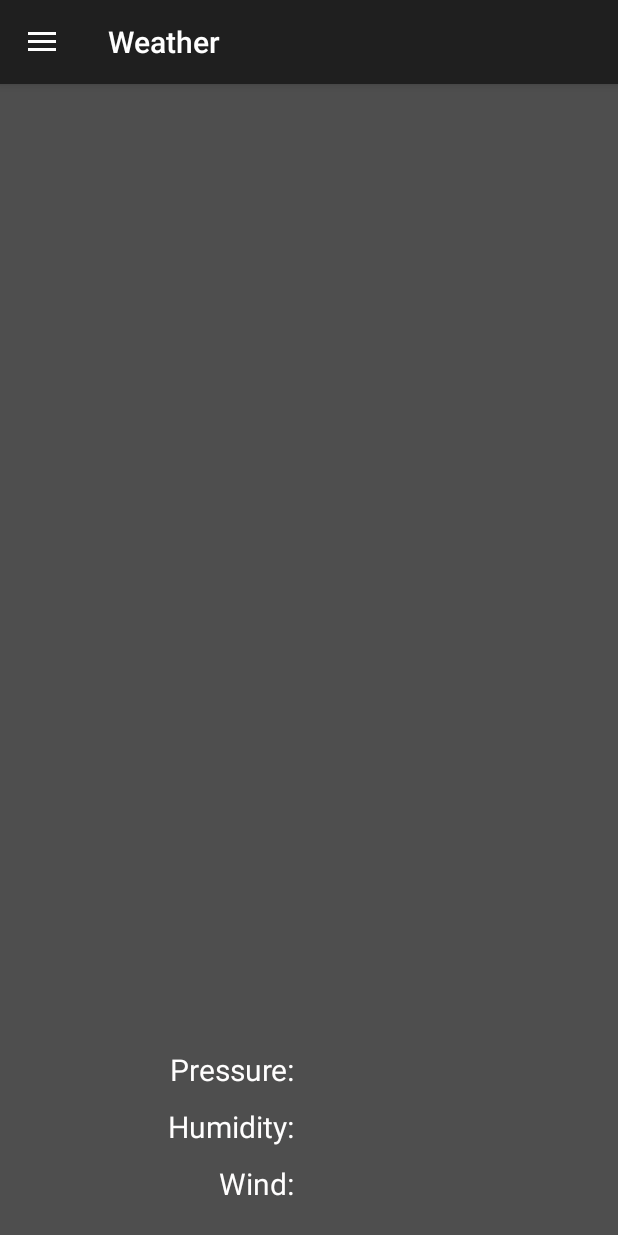
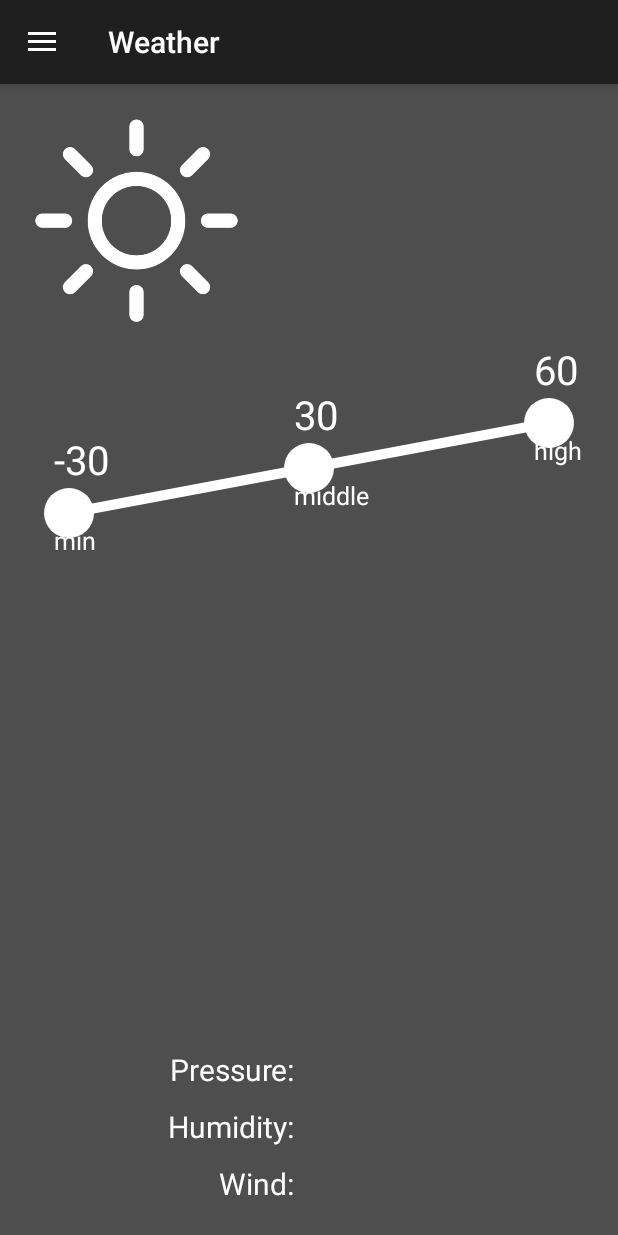
Before and after one commit to ilya7431/weather, an Android app: the screen it shows after launch (MainActivity), on a phone screen of 412 x 824 dp. Run offline under Robolectric (Android 15) with nearby library versions, the phone set to English and light mode, and no system bars; libraries missing offline, so code that uses them is left out: io.realm; 11 statements that could not run were skipped.

Commit message:
Added: custom view with a chart of the temperatures. RestAPI

```diff
--- a/app/src/main/java/com/weather/weather/MainActivity.java
+++ b/app/src/main/java/com/weather/weather/MainActivity.java
@@ -35,8 +35,6 @@ public class MainActivity extends AppCompatActivity
     private final int START_SETTING = 10;
 
 
-
-
     @Override
     protected void onCreate(Bundle savedInstanceState) {
         try {
@@ -45,26 +43,21 @@ public class MainActivity extends AppCompatActivity
             Toolbar toolbar = (Toolbar) findViewById(R.id.toolbar);
             setSupportActionBar(toolbar);
 
-
-
             linearLayoutDrawerExit = (LinearLayout) findViewById(R.id.li_drawer_exit);
 
             mContext = this;
             weatherTodayFragment = new WeatherTodayFragment();
             fragmentManager = getFragmentManager();
 
-
             if (this.findViewById(R.id.drawer_layout).getTag() == getString(R.string.Tag_Main_View)) {
                 DrawerLayout drawer = (DrawerLayout) findViewById(R.id.drawer_layout);
 
-
                 NavigationView navigationView = (NavigationView) findViewById(R.id.nav_view);
                 navigationView.setNavigationItemSelectedListener(this);
+
                 drawer.setDrawerLockMode(DrawerLayout.LOCK_MODE_LOCKED_OPEN);
                 drawer.setScrimColor(Color.TRANSPARENT);
                 isTablet = true;
-
-
             } else {
                 DrawerLayout drawer = (DrawerLayout) findViewById(R.id.drawer_layout);
                 ActionBarDrawerToggle toggle = new ActionBarDrawerToggle(
@@ -75,16 +68,7 @@ public class MainActivity extends AppCompatActivity
                 navigationView.setNavigationItemSelectedListener(this);
 
             }
-
-
-
             cityName = (TextView) findViewById(R.id.tx_city_name);
-
-            linearLayoutDrawerExit.setOnClickListener(onClickListener);
-
-//
-
-
 
         } catch (Exception e) {
             e.printStackTrace();
@@ -94,7 +78,7 @@ public class MainActivity extends AppCompatActivity
     @Override
     protected void onStart() {
         super.onStart();
-       loadingData();
+        loadingData();
 
     }
 
@@ -112,9 +96,7 @@ public class MainActivity extends AppCompatActivity
             ClearCache.deleteCache(this);
             super.onBackPressed();
         }
-
     }
-
 
     @Override
     public boolean onOptionsItemSelected(MenuItem item) {
@@ -122,7 +104,6 @@ public class MainActivity extends AppCompatActivity
         // automatically handle clicks on the Home/Up button, so long
         // as you specify a parent activity in AndroidManifest.xml.
         int id = item.getItemId();
-
 
         return super.onOptionsItemSelected(item);
     }
@@ -134,13 +115,10 @@ public class MainActivity extends AppCompatActivity
         switch (item.getItemId()) {
 
             case R.id.nav_weather_today: {
-
                 fragmentManager = getFragmentManager();
                 fragmentTransaction = fragmentManager.beginTransaction();
                 fragmentTransaction.replace(R.id.set_fragment, weatherTodayFragment);
                 fragmentTransaction.commit();
-
-
                 break;
             }
 
@@ -149,18 +127,14 @@ public class MainActivity extends AppCompatActivity
                 fragmentTransaction = fragmentManager.beginTransaction();
                 fragmentTransaction.replace(R.id.set_fragment, new WeatherWeekFragment());
                 fragmentTransaction.commit();
-
-
                 break;
             }
 
             case R.id.nav_setting: {
                 Intent intent = new Intent(mContext, SettingActivity.class);
-                startActivityForResult(intent,START_SETTING);
+                startActivityForResult(intent, START_SETTING);
                 break;
             }
-
-
         }
         if (!isTablet) {
             DrawerLayout drawer = (DrawerLayout) findViewById(R.id.drawer_layout);
@@ -168,15 +142,12 @@ public class MainActivity extends AppCompatActivity
         }
 
         return true;
-
-
     }
-
 
     @Override
     protected void onActivityResult(int requestCode, int resultCode, Intent dataIn) {
         super.onActivityResult(requestCode, resultCode, dataIn);
-        switch (requestCode){
+        switch (requestCode) {
             case START_SETTING: {
                 if (resultCode == RESULT_OK) {
                     City city = PrefUtils.getPrefLocation(mContext);
@@ -193,7 +164,6 @@ public class MainActivity extends AppCompatActivity
 
     void loadingData() {
         try {
-
             fragmentManager.beginTransaction()
                     .replace(R.id.set_fragment, weatherTodayFragment)
                     .commit();
@@ -206,15 +176,6 @@ public class MainActivity extends AppCompatActivity
         }
     }
 
-
-    View.OnClickListener onClickListener = new View.OnClickListener() {
-        @Override
-        public void onClick(View view) {
-            System.exit(0);
-        }
-    };
-
-
     @Override
     public void onDestroy() {
         super.onDestroy();
--- a/app/src/main/java/com/weather/weather/SettingActivity.java
+++ b/app/src/main/java/com/weather/weather/SettingActivity.java
@@ -20,7 +20,6 @@ import android.widget.Toast;
 
 import com.weather.weather.data.model.City;
 import com.weather.weather.helper.PrefUtils;
-import com.weather.weather.services.UpdateOnTime;
 
 public class SettingActivity extends AppCompatActivity  {
     private Context mContext;
@@ -124,7 +123,6 @@ public class SettingActivity extends AppCompatActivity  {
             public void onItemSelected(AdapterView<?> parent, View view, int position, long id) {
                 if (position != 0){
                     PrefUtils.setPrefTimeUpdate(mContext,position);
-                    startService(new Intent(mContext, UpdateOnTime.class));
 
                 }else swUpdateTime.setChecked(false);
                 //TODO start services update on time
--- a/app/src/main/java/com/weather/weather/WeatherTodayFragment.java
+++ b/app/src/main/java/com/weather/weather/WeatherTodayFragment.java
@@ -11,11 +11,12 @@ import android.view.LayoutInflater;
 import android.view.View;
 import android.view.ViewGroup;
 import android.widget.ImageView;
-import android.widget.LinearLayout;
+import android.widget.RelativeLayout;
 import android.widget.TextView;
 
 import com.weather.weather.data.realmModel.ForecastRealm;
 import com.weather.weather.helper.GetColors;
+import com.weather.weather.helper.GraphTemp;
 import com.weather.weather.helper.TypeWeather;
 
 import java.text.DateFormat;
@@ -35,13 +36,14 @@ public class WeatherTodayFragment extends Fragment  {
     private TextView wint ;
     private TextView humidity ;
     private ImageView image ;
-    private LinearLayout lonear ;
+    private RelativeLayout relativeLayout;
     private Toolbar toolbar;
     private ActionBar actionBar;
     private  Realm realm;
     private RealmChangeListener realmChangeListener;
     private RealmResults<ForecastRealm> forecastRealms;
     private ProgressDialog progressDialog;
+    GraphTemp graphTemp;
 
 
 
@@ -49,8 +51,9 @@ public class WeatherTodayFragment extends Fragment  {
     @Override
     public View onCreateView(LayoutInflater inflater, ViewGroup container,
                              Bundle savedInstanceState) {
-
-        return inflater.inflate(R.layout.content_weather_today, null);
+        View view = inflater.inflate(R.layout.content_weather_today, null);
+        graphTemp = (GraphTemp) view.findViewById(R.id.graph);
+        return view;
     }
 
     @Override
@@ -66,8 +69,12 @@ public class WeatherTodayFragment extends Fragment  {
         wint = (TextView) getActivity().findViewById(R.id.tx_wind);
         humidity = (TextView) getActivity().findViewById(R.id.tx_humidity);
         image = (ImageView) getActivity().findViewById(R.id.im_weather_day);
-        lonear = (LinearLayout) getActivity().findViewById(R.id.li_info_day);
+        relativeLayout = (RelativeLayout) getActivity().findViewById(R.id.layout_info_day);
         actionBar = ((AppCompatActivity) getActivity()).getSupportActionBar();
+
+        graphTemp.setMinTemp("-30");
+        graphTemp.setMiddleTemp("30");
+        graphTemp.setHighTemp("60");
         assert actionBar != null;
         actionBar.setDisplayHomeAsUpEnabled(false);
 
@@ -131,7 +138,7 @@ public class WeatherTodayFragment extends Fragment  {
         actionBar.setTitle(dateString);
         image.setImageResource((int)colors[0]);
         toolbar.setBackgroundResource((int)colors[1]);
-        lonear.setBackgroundResource((int)colors[2]);
+        relativeLayout.setBackgroundResource((int)colors[2]);
         progressDialog.cancel();
         }
     }
--- /dev/null
+++ b/app/src/main/java/com/weather/weather/helper/GraphTemp.java
@@ -0,0 +1,102 @@
+package com.weather.weather.helper;
+
+import android.content.Context;
+import android.graphics.Canvas;
+import android.graphics.Color;
+import android.graphics.Paint;
+import android.support.annotation.Nullable;
+import android.util.AttributeSet;
+import android.view.View;
+
+import com.weather.weather.R;
+
+import static android.graphics.Paint.ANTI_ALIAS_FLAG;
+
+/**
+ * Created by ilyas on 31.03.2017.
+ */
+
+public class GraphTemp extends View {
+    private String minTemp;
+    private String middleTemp;
+    private String highTemp;
+    private boolean isTextDraw;
+    private Paint mPaint = new Paint(ANTI_ALIAS_FLAG);
+    private Paint mPaintCircle = new Paint();
+    private Paint mPaintText = new Paint();
+
+    public String getMinTemp() {
+        return minTemp;
+    }
+
+    public void setMinTemp(String minTemp) {
+        this.minTemp = minTemp;
+        isTextDraw = true;
+        invalidate();
+    }
+
+    public String getMiddleTemp() {
+        return middleTemp;
+    }
+
+    public void setMiddleTemp(String middleTemp) {
+        this.middleTemp = middleTemp;
+    }
+
+    public String getHighTemp() {
+        return highTemp;
+    }
+
+    public void setHighTemp(String highTemp) {
+        this.highTemp = highTemp;
+    }
+
+    public GraphTemp(Context context) {
+        super(context);
+    }
+
+    public GraphTemp(Context context, @Nullable AttributeSet attrs) {
+        super(context, attrs);
+    }
+
+    @Override
+    protected void onDraw(Canvas canvas) {
+        super.onDraw(canvas);
+
+        // настройка кисти
+        mPaint.setStyle(Paint.Style.STROKE);
+        mPaintCircle.setStyle(Paint.Style.FILL);
+
+        mPaintText.setFlags(Paint.ANTI_ALIAS_FLAG);
+        mPaintCircle.setFlags(Paint.ANTI_ALIAS_FLAG);
+
+        mPaintText.setColor(Color.WHITE);
+        mPaint.setColor(Color.WHITE);
+        mPaintCircle.setColor(Color.WHITE);
+
+        mPaint.setStrokeWidth(10);
+        mPaintText.setTextSize(25);
+
+        canvas.drawLine(getPixel(30), getPixel(120), getWidth() - getPixel(30), getPixel(60), mPaint);
+        //minTemp
+        canvas.drawCircle(getPixel(30), getPixel(120), 25, mPaintCircle);
+        canvas.drawText(getContext().getString(R.string.today_min_temp), getPixel(20), getPixel(145), mPaintText);
+        //middleTemp
+        canvas.drawCircle(((getWidth()) / 2), getPixel(90), 25, mPaintCircle);
+        canvas.drawText(getContext().getString(R.string.today_middle_temp), ((getWidth() / 2) - getPixel(10)), getPixel(115), mPaintText);
+        //highTemp
+        canvas.drawCircle(getWidth() - getPixel(30), getPixel(60), 25, mPaintCircle);
+        canvas.drawText(getContext().getString(R.string.today_high_temp), getWidth() - getPixel(40), getPixel(85), mPaintText);
+
+        if (isTextDraw) {
+            mPaintText.setTextSize(40);
+            canvas.drawText(minTemp, getPixel(20), getPixel(95), mPaintText);
+            canvas.drawText(middleTemp, ((getWidth() / 2) - getPixel(10)), getPixel(65), mPaintText);
+            canvas.drawText(highTemp, getWidth() - getPixel(40), getPixel(35), mPaintText);
+        }
+    }
+
+    private int getPixel(int dp) {
+        return (int) (getResources().getDisplayMetrics().density * dp);
+    }
+}
--- a/app/src/main/java/com/weather/weather/network/OpenWeatherContract.java
+++ b/app/src/main/java/com/weather/weather/network/OpenWeatherContract.java
@@ -13,12 +13,14 @@ public final class OpenWeatherContract {
     public static final String PARAM_UNITS = "units";
     public static final String PARAM_DAYS = "cnt";
     public static final String PARAM_APPID = "APPID";
+    public static final String PARAM_FORECAST = "forecast";
+    public static final String PARAM_DAILY = "daily";
 
     public static final String BASE_PARAM = "?" + PARAM_FORMAT + "=json&"
             + PARAM_UNITS + "=metric&"
             + PARAM_APPID + "=" + BuildConfig.OPEN_WEATHER_MAP_API_KEY;
 
-    public static final String METHOD_GET_DAILY_FORECAST = "forecast/daily" + BASE_PARAM;
+    public static final String METHOD_GET_DAILY_FORECAST = PARAM_FORECAST + "/" + PARAM_DAILY  + BASE_PARAM;
 
 
 }
--- a/app/src/main/res/layout-land/content_weather_today.xml
+++ b/app/src/main/res/layout-land/content_weather_today.xml
@@ -11,7 +11,7 @@
         android:paddingLeft="@dimen/activity_horizontal_margin"
         android:paddingRight="@dimen/activity_horizontal_margin"
         android:paddingTop="@dimen/activity_vertical_margin"
-        android:id="@+id/li_info_day"
+        android:id="@+id/layout_info_day"
 
         >
 
--- a/app/src/main/res/layout-land/content_weather_tomorrow.xml
+++ b/app/src/main/res/layout-land/content_weather_tomorrow.xml
@@ -11,7 +11,7 @@
         android:paddingLeft="@dimen/activity_horizontal_margin"
         android:paddingRight="@dimen/activity_horizontal_margin"
         android:paddingTop="@dimen/activity_vertical_margin"
-        android:id="@+id/li_info_day"
+        android:id="@+id/layout_info_day"
 
         >
 
--- a/app/src/main/res/layout/content_weather_today.xml
+++ b/app/src/main/res/layout/content_weather_today.xml
@@ -2,139 +2,135 @@
 <RelativeLayout xmlns:android="http://schemas.android.com/apk/res/android"
     xmlns:app="http://schemas.android.com/apk/res-auto"
     xmlns:tools="http://schemas.android.com/tools"
+    android:id="@+id/layout_info_day"
     android:layout_width="match_parent"
     android:layout_height="match_parent"
-    app:layout_behavior="@string/appbar_scrolling_view_behavior"
+    android:background="@color/colorBack"
+    android:paddingBottom="@dimen/activity_vertical_margin"
+    android:paddingEnd="@dimen/activity_horizontal_margin"
+    android:paddingLeft="@dimen/activity_horizontal_margin"
+    android:paddingRight="@dimen/activity_horizontal_margin"
+    android:paddingStart="@dimen/activity_horizontal_margin"
+    android:paddingTop="@dimen/activity_vertical_margin"
+    app:layout_behavior="@string/appbar_scrolling_view_behavior">
 
-    >
+    <ImageView
+        android:id="@+id/im_weather_day"
+        android:layout_width="150dp"
+        android:layout_height="150dp"
+        android:layout_alignParentLeft="true"
+        android:layout_alignParentStart="true"
+        android:src="@drawable/sun" />
+
+    <com.weather.weather.helper.GraphTemp
+        android:id="@+id/graph"
+        android:layout_width="match_parent"
+        android:layout_height="150dp"
+        android:layout_below="@+id/im_weather_day" />
+    <TextView
+        android:id="@+id/tx_temperature_day"
+        android:layout_width="wrap_content"
+        android:layout_height="wrap_content"
+        android:layout_gravity="center_horizontal"
+        android:layout_marginTop="20dp"
+        android:layout_below="@+id/im_weather_day"
+        android:visibility="gone"
+        android:textColor="@color/colorTextWhite"
+        android:textSize="50sp" />
 
 
     <LinearLayout
-        android:orientation="vertical"
         android:layout_width="match_parent"
-        android:layout_height="fill_parent"
-        android:paddingBottom="@dimen/activity_vertical_margin"
-        android:paddingLeft="@dimen/activity_horizontal_margin"
-        android:paddingRight="@dimen/activity_horizontal_margin"
-        android:paddingTop="@dimen/activity_vertical_margin"
-        android:id="@+id/li_info_day"
-
-        android:layout_centerHorizontal="true">
-
-        <ImageView
-            android:layout_width="200dp"
-            android:layout_height="200dp"
-            android:id="@+id/im_weather_day"
-
-            android:layout_gravity="center_horizontal" />
-
-
-        <TextView
-            android:layout_width="wrap_content"
-            android:layout_height="wrap_content"
-            android:textSize="50sp"
-            android:layout_marginTop="20dp"
-            android:id="@+id/tx_temperature_day"
-            android:textColor="@color/colorTextWhite"
-            android:layout_gravity="center_horizontal" />
-
+        android:layout_height="match_parent"
+        android:layout_gravity="bottom"
+        android:baselineAligned="false"
+        android:gravity="bottom"
+        android:orientation="vertical">
 
         <LinearLayout
-            android:orientation="vertical"
             android:layout_width="match_parent"
-            android:layout_height="match_parent"
-            android:gravity="bottom"
-            android:layout_gravity="bottom"
-            android:baselineAligned="false">
-
-            <LinearLayout
-                android:orientation="horizontal"
-                android:layout_width="match_parent"
+            android:layout_height="wrap_content"
+            android:layout_marginBottom="@dimen/MarginBottomForDay"
             android:layout_marginTop="@dimen/MarginTopForDay"
-                android:layout_marginBottom="@dimen/MarginBottomForDay"
-                android:layout_height="wrap_content">
+            android:orientation="horizontal">
 
             <TextView
                 android:layout_width="match_parent"
                 android:layout_height="wrap_content"
-                    android:text="@string/Text_Pressure"
-                    android:gravity="right"
                 android:layout_marginRight="10dp"
                 android:layout_weight="1"
+                android:gravity="right"
+                android:text="@string/Text_Pressure"
                 android:textColor="@color/colorTextWhite"
                 android:textSize="@dimen/NormalSizeText"
 
                 />
 
             <TextView
+                android:id="@+id/tx_pressure_day"
                 android:layout_width="match_parent"
                 android:layout_height="wrap_content"
+                android:layout_gravity="right"
+                android:layout_weight="1"
                 android:textColor="@color/colorTextWhite"
-                    android:layout_weight="1"
-                    android:textSize="@dimen/NormalSizeText"
-                    android:layout_gravity="right"
-                    android:id="@+id/tx_pressure_day" />
+                android:textSize="@dimen/NormalSizeText" />
 
         </LinearLayout>
 
         <LinearLayout
-                android:orientation="horizontal"
             android:layout_width="match_parent"
+            android:layout_height="wrap_content"
+            android:layout_marginBottom="@dimen/MarginBottomForDay"
+
             android:layout_marginTop="@dimen/MarginTopForDay"
-
-                android:layout_marginBottom="@dimen/MarginBottomForDay"
-                android:layout_height="wrap_content">
+            android:orientation="horizontal">
 
             <TextView
                 android:layout_width="match_parent"
                 android:layout_height="wrap_content"
+                android:layout_marginRight="10dp"
+                android:layout_weight="1"
+                android:gravity="right"
                 android:text="@string/Tx_Humidity"
+                android:textColor="@color/colorTextWhite"
+                android:textSize="@dimen/NormalSizeText" />
+
+
+            <TextView
+                android:id="@+id/tx_humidity"
+                android:layout_width="match_parent"
+
+                android:layout_height="wrap_content"
                 android:layout_weight="1"
                 android:textColor="@color/colorTextWhite"
-                    android:gravity="right"
-                    android:textSize="@dimen/NormalSizeText"
-                    android:layout_marginRight="10dp"
-                     />
+                android:textSize="@dimen/NormalSizeText" />
+        </LinearLayout>
 
+        <LinearLayout
+            android:layout_width="match_parent"
+            android:layout_height="wrap_content"
+            android:layout_marginBottom="@dimen/MarginBottomForDay"
+            android:layout_marginTop="@dimen/MarginTopForDay"
+            android:orientation="horizontal">
 
             <TextView
                 android:layout_width="match_parent"
                 android:layout_height="wrap_content"
-
+                android:layout_marginRight="10dp"
+                android:layout_weight="1"
+                android:gravity="right"
+                android:text="@string/Tx_Wind"
                 android:textColor="@color/colorTextWhite"
-                    android:textSize="@dimen/NormalSizeText"
-                    android:layout_weight="1"
-                    android:id="@+id/tx_humidity" />
-            </LinearLayout>
-
-            <LinearLayout
-                android:orientation="horizontal"
-                android:layout_width="match_parent"
-                android:layout_marginTop="@dimen/MarginTopForDay"
-                android:layout_marginBottom="@dimen/MarginBottomForDay"
-                android:layout_height="wrap_content">
+                android:textSize="@dimen/NormalSizeText" />
 
             <TextView
+                android:id="@+id/tx_wind"
                 android:layout_width="match_parent"
+
                 android:layout_height="wrap_content"
-                    android:text="@string/Tx_Wind"
+                android:layout_weight="1"
                 android:textColor="@color/colorTextWhite"
-                    android:layout_weight="1"
-                    android:textSize="@dimen/NormalSizeText"
-                    android:gravity="right"
-                    android:layout_marginRight="10dp"
-                    />
-
-                <TextView
-                    android:layout_width="match_parent"
-                    android:layout_height="wrap_content"
-
-                    android:textColor="@color/colorTextWhite"
-                    android:layout_weight="1"
-                    android:textSize="@dimen/NormalSizeText"
-                    android:id="@+id/tx_wind" />
+                android:textSize="@dimen/NormalSizeText" />
         </LinearLayout>
     </LinearLayout>
-
-    </LinearLayout>
 </RelativeLayout>
--- a/app/src/main/res/layout/content_weather_tomorrow.xml
+++ b/app/src/main/res/layout/content_weather_tomorrow.xml
@@ -17,7 +17,7 @@
         android:paddingLeft="@dimen/activity_horizontal_margin"
         android:paddingRight="@dimen/activity_horizontal_margin"
         android:paddingTop="@dimen/activity_vertical_margin"
-        android:id="@+id/li_info_day"
+        android:id="@+id/layout_info_day"
 
         android:layout_centerHorizontal="true">
 
--- a/app/src/main/res/values/strings.xml
+++ b/app/src/main/res/values/strings.xml
@@ -120,4 +120,7 @@
     <string name="title_spinner_update_time"> Select how many update</string>
     <string name="pref_switch_update_time_key">update_time_switch</string>
     <string name="pref_update_time_key">update_time</string>
+    <string name="today_min_temp">min</string>
+    <string name="today_middle_temp">middle</string>
+    <string name="today_high_temp">high</string>
 </resources>
--- a/build.gradle
+++ b/build.gradle
@@ -5,7 +5,7 @@ buildscript {
         jcenter()
     }
     dependencies {
-        classpath 'com.android.tools.build:gradle:2.2.3'
+        classpath 'com.android.tools.build:gradle:2.3.0'
         classpath "io.realm:realm-gradle-plugin:2.2.0"
         classpath 'com.google.gms:google-services:3.0.0'
 
```
Also changed, not shown: app/build.gradle (+13 -8 lines), app/src/main/java/com/weather/weather/network/RestAPI.java (added, +61 -0 lines), gradle/wrapper/gradle-wrapper.properties. Lines whose indentation alone changed are shown as unchanged.
